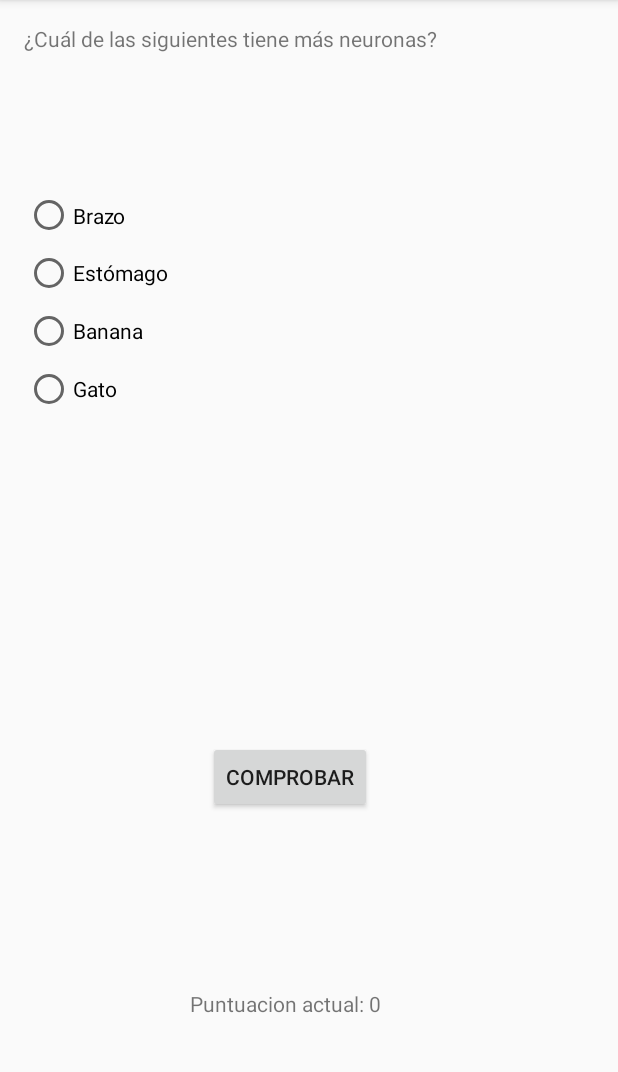
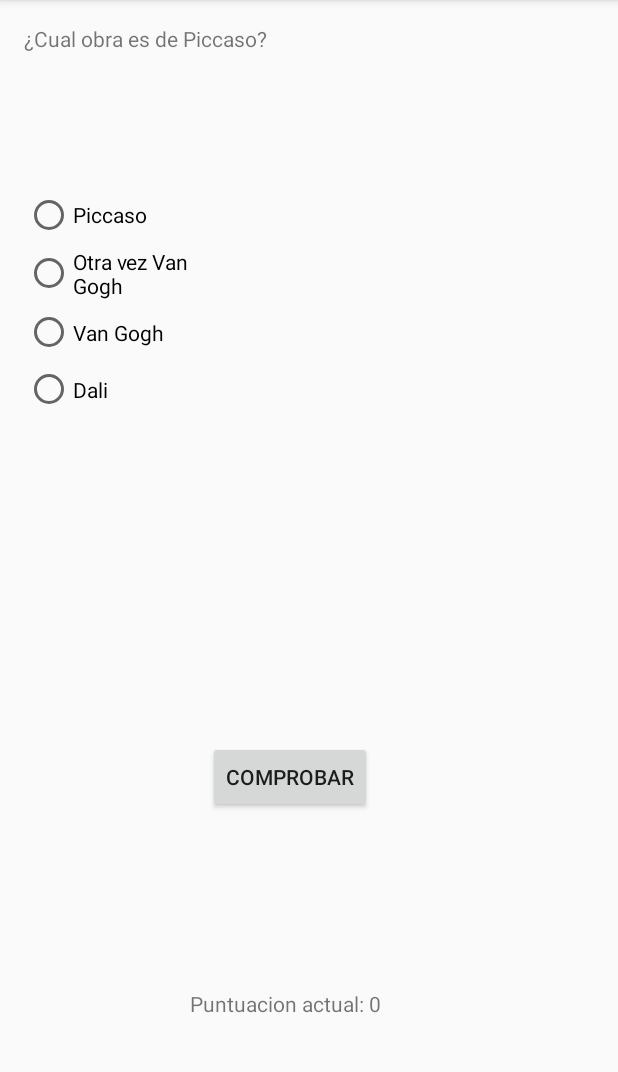
Before and after one commit to HectorM15/Moviles, an Android app: the GameActivity screen opened directly, with no data from a screen before it, on a phone screen of 412 x 824 dp, the part 84-1156 px from its top. Run offline under Robolectric (Android 15) with nearby library versions, the phone set to English and light mode, and no system bars.

Commit message:
Added questions, rng done

```diff
--- a/Practica1Moviles/app/src/main/java/com/example/practica1moviles/Models/Answer.java
+++ b/Practica1Moviles/app/src/main/java/com/example/practica1moviles/Models/Answer.java
@@ -3,10 +3,19 @@ package com.example.practica1moviles.Models;
 public class Answer {
     private String ds_answer;
     private Boolean it_correct;
+    private int img;
 
     public Answer(String ds_answer, Boolean it_correct) {
         this.ds_answer = ds_answer;
         this.it_correct = it_correct;
+    }
+
+    public int getImg() {
+        return img;
+    }
+
+    public void setImg(int img) {
+        this.img = img;
     }
 
     public String getDs_answer() {
--- a/Practica1Moviles/app/src/main/java/com/example/practica1moviles/Models/DatabaseInitializer.java
+++ b/Practica1Moviles/app/src/main/java/com/example/practica1moviles/Models/DatabaseInitializer.java
@@ -1,18 +1,27 @@
 package com.example.practica1moviles.Models;
+
+import android.widget.ImageView;
+
+import com.example.practica1moviles.R;
 
 import java.util.ArrayList;
 
 public class DatabaseInitializer {
 
-    private Questions [] arr_questions = new Questions[5];
+    private Questions [] arr_questions = new Questions[10];
 
     public void initializer(){
 
-        arr_questions[0] = new Questions("¿Cuál de las siguientes tiene más neuronas?",false,1);
-        arr_questions[1] = new Questions("¿Cuál fue el primer emperador romano de origen hispano?",false,2);
-        arr_questions[2] = new Questions("¿Dónde se produce la respiración celular?",false,3);
-        arr_questions[3] = new Questions("¿Cuánto mide el Everest?",false,4);
-        arr_questions[4] = new Questions("¿De qué continente son originarios los ornitorrincos?",false,5);
+        arr_questions[0] = new Questions("¿Cuál de las siguientes tiene más neuronas?",false,1,false);
+        arr_questions[1] = new Questions("¿Cuál fue el primer emperador romano de origen hispano?",false,2,false);
+        arr_questions[2] = new Questions("¿Dónde se produce la respiración celular?",false,3,false);
+        arr_questions[3] = new Questions("¿Cuánto mide el Everest?",false,4,false);
+        arr_questions[4] = new Questions("¿De qué continente son originarios los ornitorrincos?",false,5,false);
+        arr_questions[5] = new Questions("¿Cual obra es de Dalí?",false,5,true);
+        arr_questions[6] = new Questions("¿Cual obra es de Piccaso?",false,5,true);
+        arr_questions[7] = new Questions("¿Cual obra es de Van Gogh?",false,5,true);
+        arr_questions[8] = new Questions("¿Cual obra es de Darth Vader?",false,5,true);
+        arr_questions[9] = new Questions("¿Cual obra es de TU PUTA MADRE?",false,5,true);
 
         //PREGUNTA 1
         arr_questions[0].arr_answer[0]= new Answer("Gato",false);
@@ -43,7 +52,63 @@ public class DatabaseInitializer {
         arr_questions[4].arr_answer[1]= new Answer("Europa",false);
         arr_questions[4].arr_answer[2]= new Answer("America",false);
         arr_questions[4].arr_answer[3]= new Answer("Africa",false);
-    }
+
+        //PREGUNTA 6
+        arr_questions[5].arr_answer[0]= new Answer("Dali",true);
+        arr_questions[5].arr_answer[1]= new Answer("Van Gogh",false);
+        arr_questions[5].arr_answer[2]= new Answer("Otra vez Van Gogh",false);
+        arr_questions[5].arr_answer[3]= new Answer("Piccaso",false);
+
+        arr_questions[5].arr_answer[0].setImg(R.drawable.dali);
+        arr_questions[5].arr_answer[1].setImg(R.drawable.vg);
+        arr_questions[5].arr_answer[2].setImg(R.drawable.vg);
+        arr_questions[5].arr_answer[3].setImg(R.drawable.picasso);
+
+        //PREGUNTA 7
+        arr_questions[6].arr_answer[0]= new Answer("Dali",true);
+        arr_questions[6].arr_answer[1]= new Answer("Van Gogh",false);
+        arr_questions[6].arr_answer[2]= new Answer("Otra vez Van Gogh",false);
+        arr_questions[6].arr_answer[3]= new Answer("Piccaso",false);
+
+
+        arr_questions[6].arr_answer[0].setImg(R.drawable.dali);
+        arr_questions[6].arr_answer[1].setImg(R.drawable.vg);
+        arr_questions[6].arr_answer[2].setImg(R.drawable.vg);
+        arr_questions[6].arr_answer[3].setImg(R.drawable.picasso);
+
+        //PREGUNTA 8
+        arr_questions[7].arr_answer[0]= new Answer("Dali",true);
+        arr_questions[7].arr_answer[1]= new Answer("Van Gogh",false);
+        arr_questions[7].arr_answer[2]= new Answer("Otra vez Van Gogh",false);
+        arr_questions[7].arr_answer[3]= new Answer("Piccaso",false);
+
+        arr_questions[7].arr_answer[0].setImg(R.drawable.dali);
+        arr_questions[7].arr_answer[1].setImg(R.drawable.vg);
+        arr_questions[7].arr_answer[2].setImg(R.drawable.vg);
+        arr_questions[7].arr_answer[3].setImg(R.drawable.picasso);
+
+        //PREGUNTA 9
+        arr_questions[8].arr_answer[0]= new Answer("Dali",true);
+        arr_questions[8].arr_answer[1]= new Answer("Van Gogh",false);
+        arr_questions[8].arr_answer[2]= new Answer("Otra vez Van Gogh",false);
+        arr_questions[8].arr_answer[3]= new Answer("Piccaso",false);
+
+        arr_questions[8].arr_answer[0].setImg(R.drawable.dali);
+        arr_questions[8].arr_answer[1].setImg(R.drawable.vg);
+        arr_questions[8].arr_answer[2].setImg(R.drawable.vg);
+        arr_questions[8].arr_answer[3].setImg(R.drawable.picasso);
+
+        //PREGUNTA 10
+        arr_questions[9].arr_answer[0]= new Answer("Dali",true);
+        arr_questions[9].arr_answer[1]= new Answer("Van Gogh",false);
+        arr_questions[9].arr_answer[2]= new Answer("Otra vez Van Gogh",false);
+        arr_questions[9].arr_answer[3]= new Answer("Piccaso",false);
+
+        arr_questions[9].arr_answer[0].setImg(R.drawable.dali);
+        arr_questions[9].arr_answer[1].setImg(R.drawable.vg);
+        arr_questions[9].arr_answer[2].setImg(R.drawable.vg);
+        arr_questions[9].arr_answer[3].setImg(R.drawable.picasso);
+        }
 
     public Questions[] getArr_questions() {
         return arr_questions;
--- a/Practica1Moviles/app/src/main/java/com/example/practica1moviles/Models/Questions.java
+++ b/Practica1Moviles/app/src/main/java/com/example/practica1moviles/Models/Questions.java
@@ -5,13 +5,15 @@ public class Questions {
     private String ds_question;
     private Boolean it_answered;
     private Integer nm_puntuacion;
+    private Boolean has_img;
 
     public Answer [] arr_answer;
 
-    public Questions(String ds_question, Boolean it_answered, Integer nm_puntuacion) {
+    public Questions(String ds_question, Boolean it_answered, Integer nm_puntuacion, Boolean has_img) {
         this.ds_question = ds_question;
         this.it_answered = it_answered;
         this.nm_puntuacion = nm_puntuacion;
+        this.has_img = has_img;
         this.arr_answer = new Answer[4];
     }
 
--- a/Practica1Moviles/app/src/main/java/com/example/practica1moviles/Views/Activities/GameActivity.java
+++ b/Practica1Moviles/app/src/main/java/com/example/practica1moviles/Views/Activities/GameActivity.java
@@ -12,54 +12,56 @@ import com.example.practica1moviles.Models.DatabaseInitializer;
 import com.example.practica1moviles.Models.Questions;
 import com.example.practica1moviles.R;
 
+import java.util.Random;
+
 public class GameActivity extends AppCompatActivity {
 
     private RadioGroup rg_Ans;
     private DatabaseInitializer db = new DatabaseInitializer();
     private Questions [] questions;
-    private int num_question=0,puntuacion=0;
+    private int random, num_question=0,puntuacion=0;
+    private Random randomizer = new Random();
     @Override
     protected void onCreate(Bundle savedInstanceState) {
         super.onCreate(savedInstanceState);
         setContentView(R.layout.activity_game);
         db.initializer();
-        setQuestions(num_question);
-        setAnswers(num_question);
+        random = randomizer.nextInt(10);
+        setQuestions(random);
+        setAnswers(random);
         rg_Ans = (RadioGroup) findViewById(R.id.rg_Answers);
     }
 
     public void checkAnswer(View view){
-
         RadioButton rb_select = (RadioButton)findViewById(rg_Ans.getCheckedRadioButtonId());
         String selected = (String) rb_select.getText();
-        checkCorrectAnswer(selected,num_question);
+        checkCorrectAnswer(selected,random);
+        random = getRandomQuestionNotAnswered();
 
         if (num_question < 4) {
             num_question++;
+            reload(random);
         }else{
             Intent finalView = new Intent(GameActivity.this, FinalActivity.class);
             finalView.putExtra("Puntuation", this.puntuacion);
             finishAffinity();
             startActivity(finalView);
         }
-        reload(num_question);
     }
 
     private void setAnswers(int id){
-
         RadioButton radioButton1= (RadioButton) findViewById(R.id.rb_Answer1);
         RadioButton radioButton2= (RadioButton) findViewById(R.id.rb_Answer2);
         RadioButton radioButton3= (RadioButton) findViewById(R.id.rb_Answer3);
         RadioButton radioButton4= (RadioButton) findViewById(R.id.rb_Answer4);
+
         radioButton1.setText(questions[id].arr_answer[0].getDs_answer());
-
         radioButton2.setText(questions[id].arr_answer[1].getDs_answer());
         radioButton3.setText(questions[id].arr_answer[2].getDs_answer());
         radioButton4.setText(questions[id].arr_answer[3].getDs_answer());
     }
 
     private void setQuestions(int id){
-
         questions= db.getArr_questions();
         TextView question = (TextView) findViewById(R.id.message);
         question.setText(questions[id].getDs_question());
@@ -69,7 +71,7 @@ public class GameActivity extends AppCompatActivity {
     }
 
     private boolean checkCorrectAnswer(String selected,int id){
-
+        questions[id].setIt_answered(true);
         for (int i = 0; i < questions[id].arr_answer.length; i++) {
             if (selected.equals(questions[id].arr_answer[i].getDs_answer()) && questions[id].arr_answer[i].getIt_correct()){
                 puntuacion+=questions[id].getNm_puntuacion();
@@ -85,5 +87,12 @@ public class GameActivity extends AppCompatActivity {
         setAnswers(id);
     }
 
+    private int getRandomQuestionNotAnswered(){
+       int random = randomizer.nextInt(10);
+       if(questions[random].getIt_answered())
+           random = getRandomQuestionNotAnswered();
+        System.out.println(random);
+        return random;
+    }
 
 }
```
